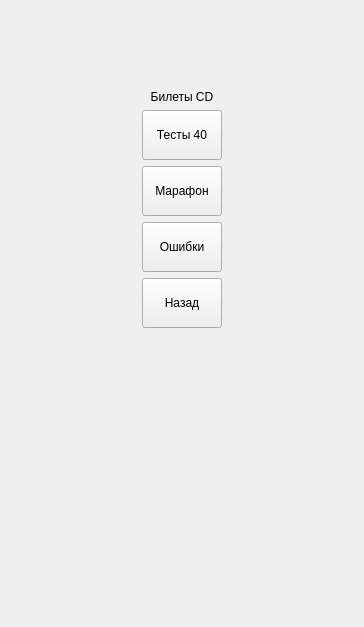
Qt form mainwindow.ui (misha258734/driving_app) before a commit.
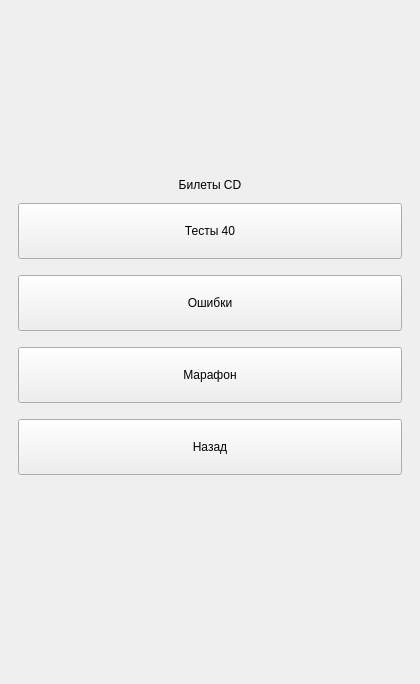
The same form after that commit. The open tabs and pages were chosen to show the change.

Commit message: set padding and margin to buttons

The edit to the form file:
```diff
--- a/mainwindow.ui
+++ b/mainwindow.ui
@@ -6,8 +6,8 @@
    <rect>
     <x>0</x>
     <y>0</y>
-    <width>364</width>
-    <height>627</height>
+    <width>420</width>
+    <height>684</height>
    </rect>
   </property>
   <property name="sizePolicy">
@@ -36,8 +36,11 @@
     <property name="spacing">
      <number>0</number>
     </property>
-    <item row="0" column="2">
+    <item row="0" column="4">
      <widget class="QStackedWidget" name="app_stacked_widget">
+      <property name="styleSheet">
+       <string notr="true"/>
+      </property>
       <property name="currentIndex">
        <number>3</number>
       </property>
@@ -409,42 +412,29 @@
       </widget>
       <widget class="QWidget" name="cd_tickets_page">
        <layout class="QGridLayout" name="gridLayout_6">
-        <property name="topMargin">
-         <number>90</number>
-        </property>
-        <item row="0" column="2">
-         <spacer name="horizontalSpacer_10">
-          <property name="orientation">
-           <enum>Qt::Orientation::Horizontal</enum>
-          </property>
-          <property name="sizeHint" stdset="0">
-           <size>
-            <width>123</width>
-            <height>20</height>
-           </size>
-          </property>
-         </spacer>
-        </item>
         <item row="0" column="0">
-         <spacer name="horizontalSpacer_9">
-          <property name="orientation">
-           <enum>Qt::Orientation::Horizontal</enum>
+         <widget class="QFrame" name="cd_tikets_frame">
+          <property name="styleSheet">
+           <string notr="true">QFrame {
+	margin-top: 80%;
+	border: 0px;
+}
+QPushButton {
+	margin-bottom: 5%;
+	margin-top: 5%;
+	padding-bottom: 20%;
+	padding-top: 20%;
+}</string>
           </property>
-          <property name="sizeHint" stdset="0">
-           <size>
-            <width>123</width>
-            <height>20</height>
-           </size>
+          <property name="frameShape">
+           <enum>QFrame::Shape::StyledPanel</enum>
           </property>
-         </spacer>
-        </item>
-        <item row="0" column="1">
-         <layout class="QGridLayout" name="cd_tickets_layout">
-          <property name="horizontalSpacing">
-           <number>6</number>
+          <property name="frameShadow">
+           <enum>QFrame::Shadow::Raised</enum>
           </property>
-          <item row="2" column="1">
-           <widget class="QPushButton" name="goto_cd_marathon_button">
+          <layout class="QGridLayout" name="gridLayout_3">
+           <item row="1" column="0">
+            <widget class="QPushButton" name="goto_cd_test_button">
             <property name="minimumSize">
              <size>
               <width>0</width>
@@ -452,11 +442,11 @@
              </size>
             </property>
             <property name="text">
-             <string>Марафон</string>
+              <string>Тесты 40</string>
             </property>
            </widget>
           </item>
-          <item row="3" column="1">
+           <item row="2" column="0">
            <widget class="QPushButton" name="goto_cd_errors_button">
             <property name="minimumSize">
              <size>
@@ -469,23 +459,7 @@
             </property>
            </widget>
           </item>
-          <item row="0" column="1">
-           <widget class="QLabel" name="cd_tickets_title_label">
-            <property name="minimumSize">
-             <size>
-              <width>0</width>
-              <height>0</height>
-             </size>
-            </property>
-            <property name="text">
-             <string>Билеты CD</string>
-            </property>
-            <property name="alignment">
-             <set>Qt::AlignmentFlag::AlignCenter</set>
-            </property>
-           </widget>
-          </item>
-          <item row="4" column="1">
+           <item row="4" column="0">
            <widget class="QPushButton" name="cd_tickets_back_button">
             <property name="minimumSize">
              <size>
@@ -498,8 +472,24 @@
             </property>
            </widget>
           </item>
-          <item row="1" column="1">
-           <widget class="QPushButton" name="goto_cd_test_button">
+           <item row="0" column="0">
+            <widget class="QLabel" name="cd_tickets_title_label">
+             <property name="minimumSize">
+              <size>
+               <width>0</width>
+               <height>0</height>
+              </size>
+             </property>
+             <property name="text">
+              <string>Билеты CD</string>
+             </property>
+             <property name="alignment">
+              <set>Qt::AlignmentFlag::AlignCenter</set>
+             </property>
+            </widget>
+           </item>
+           <item row="3" column="0">
+            <widget class="QPushButton" name="goto_cd_marathon_button">
             <property name="minimumSize">
              <size>
               <width>0</width>
@@ -507,27 +497,25 @@
              </size>
             </property>
             <property name="text">
-             <string>Тесты 40</string>
+              <string>Марафон</string>
             </property>
            </widget>
           </item>
-         </layout>
-        </item>
-        <item row="1" column="1">
-         <spacer name="verticalSpacer_6">
+           <item row="5" column="0">
+            <spacer name="verticalSpacer_2">
           <property name="orientation">
            <enum>Qt::Orientation::Vertical</enum>
           </property>
-          <property name="sizeType">
-           <enum>QSizePolicy::Policy::Expanding</enum>
-          </property>
           <property name="sizeHint" stdset="0">
            <size>
             <width>20</width>
-            <height>276</height>
+               <height>40</height>
            </size>
           </property>
          </spacer>
+           </item>
+          </layout>
+         </widget>
         </item>
        </layout>
       </widget>
```
Left out of the diff: 326 changed lines with no effect on the pictures. Lines whose indentation alone changed are shown as unchanged. The commit also changes 1 other file.
